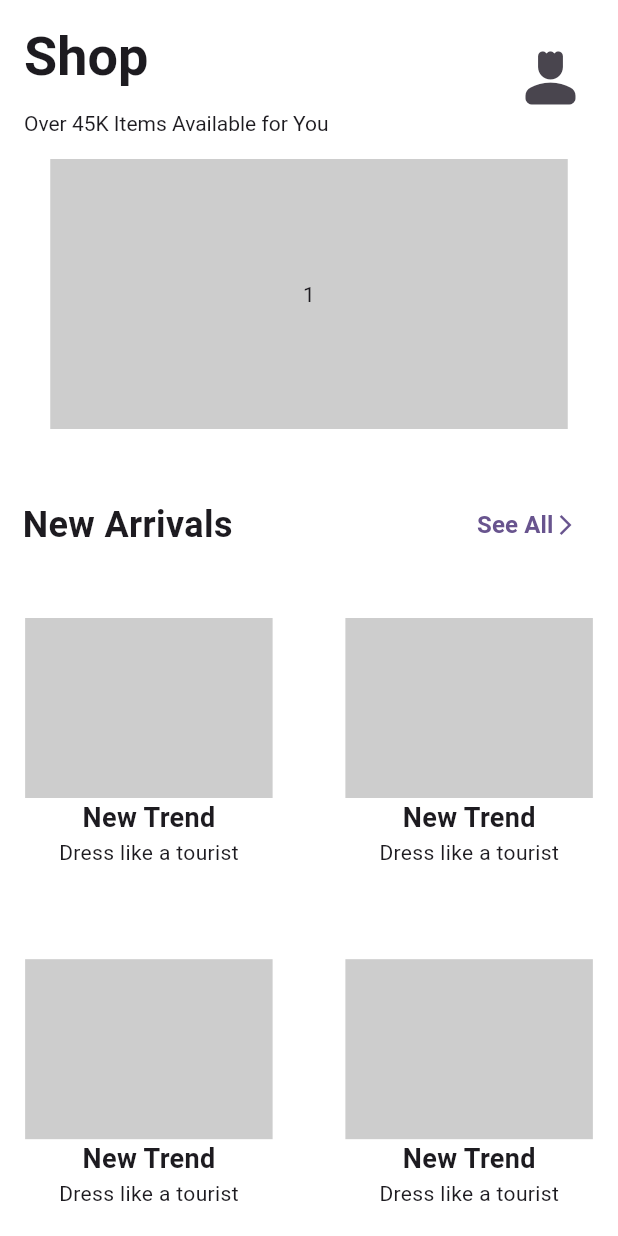
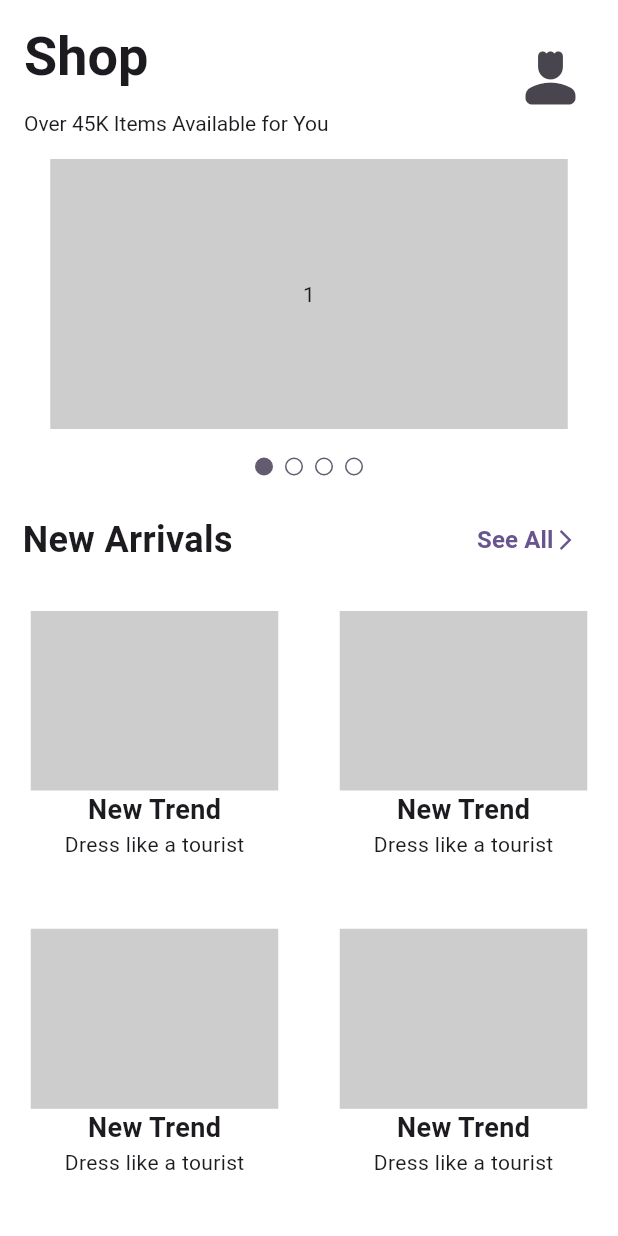
Before and after one commit to fdldestriana/adaptive-responsive-app, a Flutter app: the screen it shows after launch, on a phone screen of 412 x 824 dp. Run offline on Flutter 3.47's test engine with Material 2 defaults, Android fonts, the phone set to English and light mode, and no system bars.

Commit message:
adding TabPageSelector widget editing the spaces between GridView components

```diff
--- a/lib/main.dart
+++ b/lib/main.dart
@@ -1,3 +1,4 @@
+import 'package:adaptive_responsive_app/widget/dashboard_appbar.dart';
 import 'package:flutter/material.dart';
 
 void main() {
@@ -9,72 +10,52 @@ class MyApp extends StatelessWidget {
   @override
   Widget build(BuildContext context) {
     return MaterialApp(
-      title: 'Flutter Demo',
+      debugShowCheckedModeBanner: false,
       theme: ThemeData(
         colorScheme: ColorScheme.fromSeed(seedColor: Colors.deepPurple),
         useMaterial3: true,
       ),
-      home: MyHomePage(),
+      home: const DashboardView(),
     );
   }
 }
 
-class MyHomePage extends StatelessWidget {
-  MyHomePage({super.key});
-  final PageController controller = PageController();
+class DashboardView extends StatefulWidget {
+  const DashboardView({super.key});
+
+  @override
+  State<DashboardView> createState() => _DashboardViewState();
+}
+
+class _DashboardViewState extends State<DashboardView>
+    with TickerProviderStateMixin {
+  final PageController pageController = PageController();
+  TabController? tabController;
+  int index = 0;
+
+  @override
+  void initState() {
+    super.initState();
+    tabController = TabController(length: 4, vsync: this);
+  }
 
   @override
   Widget build(BuildContext context) {
     return Scaffold(
       backgroundColor: Colors.white,
-      appBar: PreferredSize(
-        preferredSize: const Size.fromHeight(106),
-        child: AppBar(
-          // tinggi dari title ditentukan oleh toolbarHeight
-          // maka isi nilai toolbarHeight sama dengan tinggi dari appbar
-          toolbarHeight: 106,
-          backgroundColor: Colors.white,
-          centerTitle: false,
-          elevation: 0.0,
-          title: const Padding(
-            padding: EdgeInsets.only(right: 15),
-            child: Column(
-              crossAxisAlignment: CrossAxisAlignment.start,
-              children: [
-                Text(
-                  'Shop',
-                  style: TextStyle(fontSize: 36, fontWeight: FontWeight.w700),
-                ),
-                SizedBox(
-                  height: 12,
-                ),
-                Text(
-                  'Over 45K Items Available for You',
-                  style: TextStyle(fontSize: 14, fontWeight: FontWeight.w400),
-                )
-              ],
-            ),
-          ),
-          actions: const [
-            Padding(
-              padding: EdgeInsets.only(right: 20.0),
-              child: Icon(
-                Icons.person_4_rounded,
-                size: 50,
-              ),
-            )
-          ],
-        ),
-      ),
+      appBar: const DashboardAppBar(),
       body: Column(
         children: [
           SizedBox(
             height: 180,
             child: PageView(
-              controller: controller,
+              onPageChanged: (int pageIndex) {
+                setState(() => tabController!.index = pageIndex);
+              },
+              controller: pageController,
               children: [
                 ...List.generate(
-                  3,
+                  4,
                   (index) => Center(
                     child: Container(
                       color: const Color(0xFFCDCDCD),
@@ -88,7 +69,13 @@ class MyHomePage extends StatelessWidget {
             ),
           ),
           const SizedBox(
-            height: 40,
+            height: 15,
+          ),
+          TabPageSelector(
+            controller: tabController,
+          ),
+          const SizedBox(
+            height: 15,
           ),
           Padding(
             padding: const EdgeInsets.symmetric(horizontal: 15),
@@ -122,13 +109,8 @@ class MyHomePage extends StatelessWidget {
           Expanded(
             child: GridView.builder(
               gridDelegate: const SliverGridDelegateWithFixedCrossAxisCount(
-                  childAspectRatio: 1 / 1.03,
-                  mainAxisSpacing: 23,
-                  crossAxisSpacing: 15,
-                  crossAxisCount: 2),
-              itemBuilder: (context, index) => Padding(
-                  padding: const EdgeInsets.all(15),
-                  child: Column(
+                  childAspectRatio: 1 / 1.03, crossAxisCount: 2),
+              itemBuilder: (context, index) => Column(
                 mainAxisAlignment: MainAxisAlignment.center,
                 children: [
                   Container(
@@ -137,15 +119,15 @@ class MyHomePage extends StatelessWidget {
                     color: const Color(0xFFCDCDCD),
                   ),
                   const Text('New Trend',
-                          style: TextStyle(
-                              fontSize: 18, fontWeight: FontWeight.w700)),
+                      style:
+                          TextStyle(fontSize: 18, fontWeight: FontWeight.w700)),
                   const Expanded(
                     child: Text('Dress like a tourist',
                         style: TextStyle(
                             fontSize: 14, fontWeight: FontWeight.w400)),
                   )
                 ],
-                  )),
+              ),
               itemCount: 4,
             ),
           )
--- /dev/null
+++ b/lib/widget/dashboard_appbar.dart
@@ -0,0 +1,53 @@
+import 'package:flutter/material.dart';
+
+class DashboardAppBar extends StatelessWidget implements PreferredSize {
+  const DashboardAppBar({
+    super.key,
+  });
+
+  @override
+  Widget build(BuildContext context) {
+    return AppBar(
+      // tinggi dari title ditentukan oleh toolbarHeight
+      // maka isi nilai toolbarHeight sama dengan tinggi dari appbar
+      toolbarHeight: 106,
+      backgroundColor: Colors.white,
+      centerTitle: false,
+      elevation: 0.0,
+      title: const Padding(
+        padding: EdgeInsets.only(right: 15),
+        child: Column(
+          crossAxisAlignment: CrossAxisAlignment.start,
+          children: [
+            Text(
+              'Shop',
+              style: TextStyle(fontSize: 36, fontWeight: FontWeight.w700),
+            ),
+            SizedBox(
+              height: 12,
+            ),
+            Text(
+              'Over 45K Items Available for You',
+              style: TextStyle(fontSize: 14, fontWeight: FontWeight.w400),
+            )
+          ],
+        ),
+      ),
+      actions: const [
+        Padding(
+          padding: EdgeInsets.only(right: 20.0),
+          child: Icon(
+            Icons.person_4_rounded,
+            size: 50,
+          ),
+        )
+      ],
+    );
+  }
+
+  @override
+  Widget get child => this;
+
+  @override
+  Size get preferredSize => const Size.fromHeight(106);
+}
```
Lines whose indentation alone changed are shown as unchanged.
